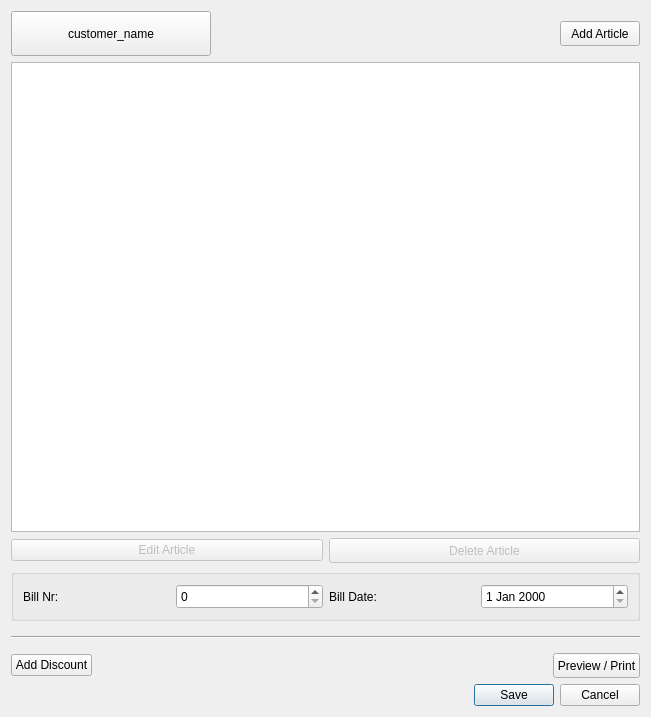
This is ui/dialogs/billdialog.ui in PhilippParis/BusinessManager as Qt 5 draws it before an edit. The edited form follows.
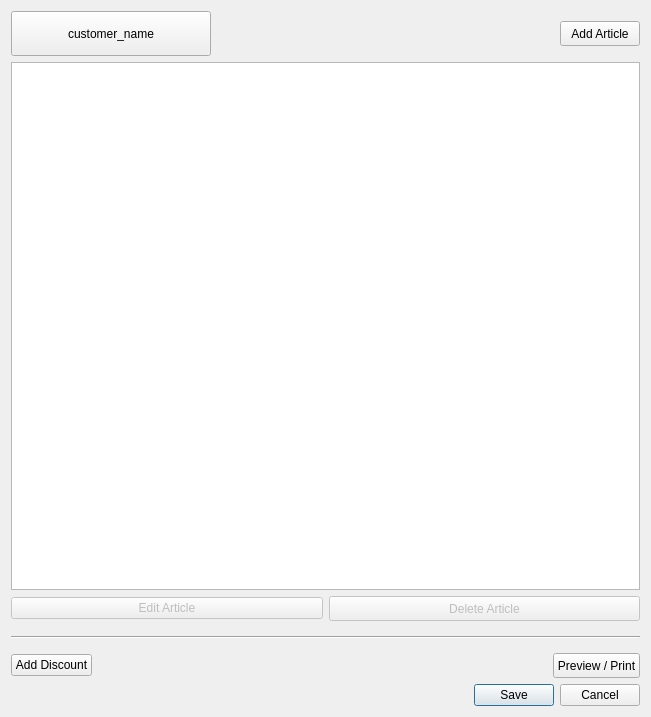
This is the edited form. Icons and pictures are not drawn.

Commit message:
removed billnumber edit and billdate edit
fixed bugs

Diff of the .ui file:
```diff
--- a/ui/dialogs/billdialog.ui
+++ b/ui/dialogs/billdialog.ui
@@ -115,61 +115,6 @@
      </item>
     </layout>
    </item>
-   <item>
-    <widget class="QGroupBox" name="box_nr_date">
-     <property name="enabled">
-      <bool>true</bool>
-     </property>
-     <property name="title">
-      <string/>
-     </property>
-     <property name="checkable">
-      <bool>false</bool>
-     </property>
-     <property name="checked">
-      <bool>false</bool>
-     </property>
-     <layout class="QHBoxLayout" name="horizontalLayout_5">
-      <item>
-       <widget class="QLabel" name="label_4">
-        <property name="text">
-         <string>Bill Nr:</string>
-        </property>
-       </widget>
-      </item>
-      <item>
-       <widget class="QSpinBox" name="sbNr">
-        <property name="minimumSize">
-         <size>
-          <width>0</width>
-          <height>25</height>
-         </size>
-        </property>
-        <property name="maximum">
-         <number>99999999</number>
-        </property>
-       </widget>
-      </item>
-      <item>
-       <widget class="QLabel" name="label_5">
-        <property name="text">
-         <string>Bill Date:</string>
-        </property>
-       </widget>
-      </item>
-      <item>
-       <widget class="QDateEdit" name="dateEdit">
-        <property name="minimumSize">
-         <size>
-          <width>0</width>
-          <height>25</height>
-         </size>
-        </property>
-       </widget>
-      </item>
-     </layout>
-    </widget>
-   </item>
    <item>
     <widget class="Line" name="line">
      <property name="minimumSize">
```
The commit also changes 7 other files.
